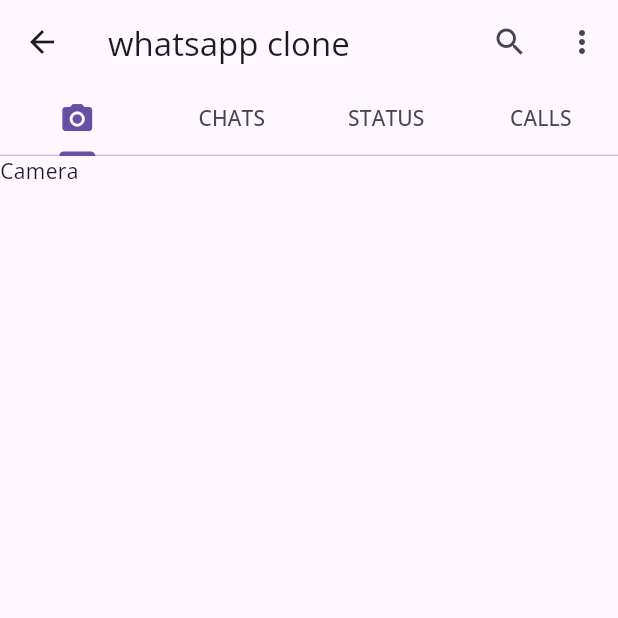
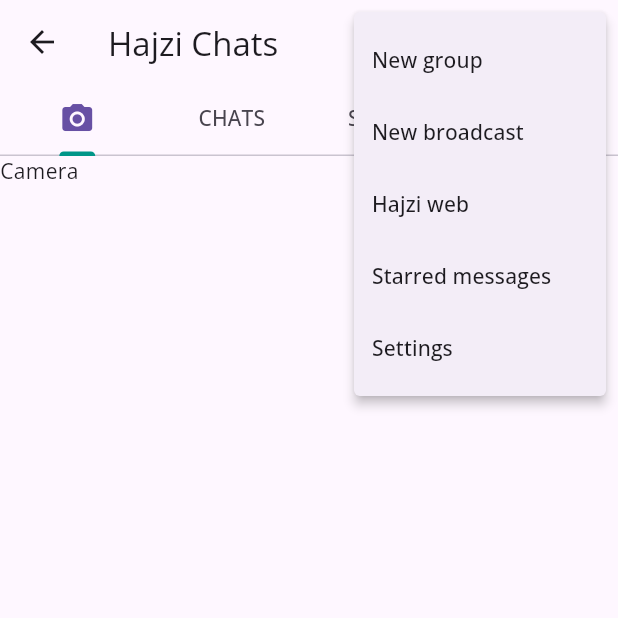
Before and after one commit to AbdallahKhayat/Hajzi_Flutter, a Flutter app: the ChatScreen screen opened directly, after a tap on the "more vert" icon, on a phone screen of 412 x 824 dp, the top half of it. Run offline on Flutter 3.47's test engine with Material 3 defaults, Android fonts, the phone set to English and light mode, and no system bars; our stand-ins replace carousel_slider, dio, firebase_auth, firebase_core, flutter_colorpicker, flutter_secure_storage and 6 more; missing offline and left inert: flutter_facebook_auth, flutter_stripe; accounts and stored records are empty; generated files the repository leaves out were written again.

Commit message:
ChatScreen Basic

```diff
--- /dev/null
+++ b/lib/Pages/ChatPage.dart
@@ -0,0 +1,22 @@
+
+
+import 'package:flutter/cupertino.dart';
+import 'package:flutter/material.dart';
+
+class ChatPage extends StatefulWidget {
+  const ChatPage({super.key});
+
+  @override
+  State<ChatPage> createState() => _ChatPageState();
+}
+
+class _ChatPageState extends State<ChatPage> {
+  @override
+  Widget build(BuildContext context) {
+    return Scaffold(
+      floatingActionButton: FloatingActionButton(onPressed: (){}, child: Icon(Icons.chat),
+      ),
+
+    );
+  }
+}
--- a/lib/Pages/HomePage.dart
+++ b/lib/Pages/HomePage.dart
@@ -15,6 +15,9 @@ import 'package:flutter_secure_storage/flutter_secure_storage.dart';
 import 'package:flutter_colorpicker/flutter_colorpicker.dart';
 import 'WelcomePage.dart';
 import 'package:flutter_gen/gen_l10n/app_localizations.dart';
+
+import 'package:blogapp/constants.dart';
+
 
 class HomePage extends StatefulWidget {
   final void Function(Locale) setLocale;
@@ -36,7 +39,7 @@ class _HomePageState extends State<HomePage> {
   String username = "";
   String? userRole;
 
-  Color appColor = Colors.teal; // Default app theme color
+  //Color appColor = Colors.teal; // Default app theme color
   String selectedLanguage = "English";
 
   Widget profilePhoto = Container(
--- a/lib/Screen/chatscreen.dart
+++ b/lib/Screen/chatscreen.dart
@@ -1,4 +1,6 @@
+import 'package:blogapp/Pages/ChatPage.dart';
 import 'package:flutter/material.dart';
+import 'package:blogapp/constants.dart';
 
 class ChatScreen extends StatefulWidget {
   const ChatScreen({super.key});
@@ -19,13 +21,26 @@ class _ChatScreenState extends State<ChatScreen> with SingleTickerProviderStateM
   Widget build(BuildContext context) {
     return Scaffold(
       appBar: AppBar(
-        title: Text("whatsapp clone"),
+        title: Text("Hajzi Chats"),
         actions: [
           IconButton(icon: Icon(Icons.search), onPressed: () {},),
-          IconButton(icon: Icon(Icons.more_vert), onPressed: () {},)
+          PopupMenuButton<String>(
+              onSelected: (value){
+               // print(value);
+              },
+              itemBuilder: (BuildContext context){
+            return [
+              PopupMenuItem(child: Text("New group"), value: "New group",),
+              PopupMenuItem(child: Text("New broadcast"), value: "New broadcast",),
+              PopupMenuItem(child: Text("Hajzi web"), value: "Hajzi web",),
+              PopupMenuItem(child: Text("Starred messages"), value: "Starred messages",),
+              PopupMenuItem(child: Text("Settings"), value: "Settings",),
+            ];
+          })
         ],
         bottom: TabBar(
           controller: _controller,
+          indicatorColor: appColor,
           tabs: [
             Tab(
               icon: Icon(Icons.camera_alt),
@@ -44,7 +59,7 @@ class _ChatScreenState extends State<ChatScreen> with SingleTickerProviderStateM
         controller: _controller,
         children: [
         Text("Camera"),
-        Text("Chats"),
+        ChatPage(),
         Text("Status"),
         Text("Calls"),
       ],),
--- /dev/null
+++ b/lib/constants.dart
@@ -0,0 +1,3 @@
+import 'package:flutter/material.dart';
+
+Color appColor = Colors.teal; // Default color
```
